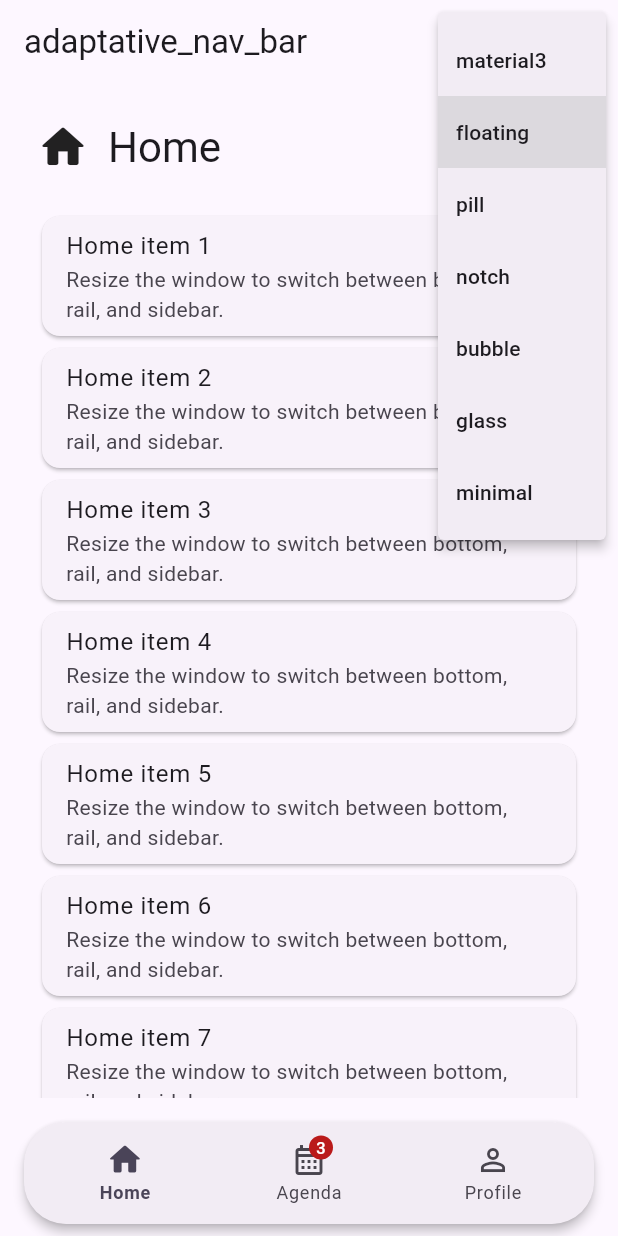
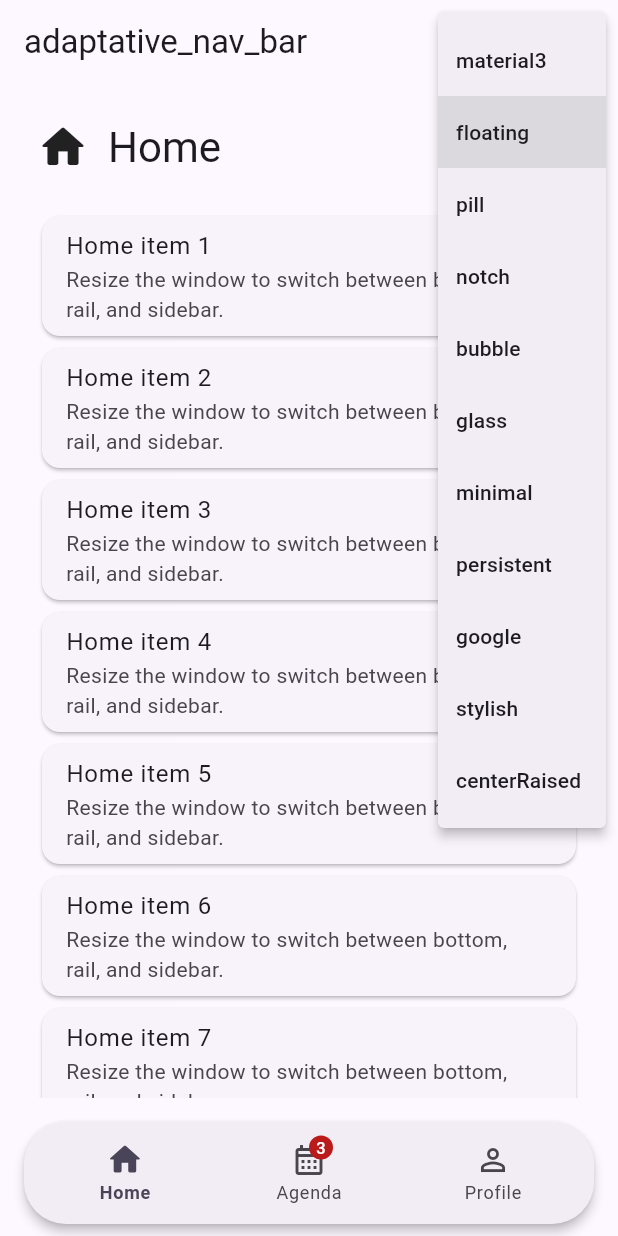
Before and after one commit to devs-flutter-plugin/adaptative_nav_bar, a Flutter app: the screen it shows after launch, after a tap on the "palette" icon, on a phone screen of 412 x 824 dp. Run offline on Flutter 3.47's test engine with Material 3 defaults, Android fonts, the phone set to English and light mode, and no system bars; our stand-ins replace go_router, material_ui.

Commit message:
feat: expand bottom navigation presentation API

```diff
--- a/lib/src/adaptive_nav_presentation.dart
+++ b/lib/src/adaptive_nav_presentation.dart
@@ -7,23 +7,77 @@ enum AdaptiveBottomNavStyle {
   /// Flutter Material 3 [NavigationBar].
   material3,
 
-  /// Floating rounded surface.
+  /// Floating rounded surface inspired by scroll-aware floating bars.
   floating,
 
-  /// Compact capsule/pill navigation.
+  /// Compact capsule navigation with a selected capsule.
   pill,
 
-  /// Animated selected item with a raised notch treatment.
+  /// Animated moving notch with a raised selected destination.
   notch,
 
-  /// Selected destination expands into a bubble-like indicator.
+  /// Bubble navigation with an expanding selected destination.
   bubble,
 
   /// Translucent blurred floating surface.
   glass,
 
-  /// Minimal icon/label navigation without a persistent background surface.
+  /// Minimal icon/label navigation without persistent chrome.
   minimal,
+
+  /// Expanding selected capsule inspired by persistent_bottom_nav_bar style 1.
+  persistent,
+
+  /// Google-style navigation where only the selected tab expands to show text.
+  google,
+
+  /// Animated icon + selection marker inspired by stylish_bottom_bar.
+  stylish,
+
+  /// Classic mobile bar with a permanently raised middle destination.
+  centerRaised,
+}
+
+/// Configuration for a destination rendered above the bottom bar surface.
+///
+/// This is useful for mobile layouts where a primary destination, normally the
+/// middle one, should behave like an integrated floating action button while
+/// still remaining a normal navigation destination.
+@immutable
+class AdaptiveRaisedNavItem {
+  /// Creates a raised navigation destination configuration.
+  const AdaptiveRaisedNavItem({
+    this.index,
+    this.size = 58,
+    this.offset = 18,
+    this.elevation = 6,
+    this.backgroundColor,
+    this.foregroundColor,
+    this.showLabel = true,
+  }) : assert(size >= 48),
+       assert(offset >= 0),
+       assert(elevation >= 0);
+
+  /// Destination index to raise. When omitted, the middle destination is used.
+  final int? index;
+
+  /// Diameter of the raised circular destination.
+  final double size;
+
+  /// Distance the destination protrudes above the bar.
+  final double offset;
+
+  /// Material elevation of the raised destination.
+  final double elevation;
+
+  /// Optional raised destination background color.
+  final Color? backgroundColor;
+
+  /// Optional raised destination foreground color.
+  final Color? foregroundColor;
+
+  /// Whether the destination label remains visible below the raised button.
+  final bool showLabel;
 }
 
 /// Built-in rail visual variants.
@@ -31,10 +85,10 @@ enum AdaptiveRailStyle {
   /// Flutter Material 3 [NavigationRail].
   material3,
 
-  /// Material rail with a stronger selection indicator.
+  /// Dense rail with a compact selection indicator.
   indicator,
 
-  /// Compact custom rail with labels shown for the selected item only.
+  /// Compact custom rail without a persistent selection background.
   compact,
 }
 
@@ -43,7 +97,7 @@ enum AdaptiveSidebarStyle {
   /// Material-like sidebar surface.
   material3,
 
-  /// Collapsible sidebar inspired by modern desktop navigation.
+  /// Collapsible desktop sidebar inspired by SidebarX interaction patterns.
   collapsible,
 
   /// Low-chrome sidebar with compact destination rows.
@@ -73,6 +127,7 @@ class AdaptiveNavPresentation {
     this.bottomStyle = AdaptiveBottomNavStyle.material3,
     this.maxWidth,
     this.reserveBodySpace = true,
+    this.raisedItem,
   }) : type = AdaptiveNavPresentationType.bottom,
        railStyle = AdaptiveRailStyle.material3,
        sidebarStyle = AdaptiveSidebarStyle.material3,
@@ -93,6 +148,7 @@ class AdaptiveNavPresentation {
        collapsedWidth = 80,
        maxWidth = null,
        reserveBodySpace = true,
+       raisedItem = null,
        builder = null,
        axis = Axis.vertical;
 
@@ -107,6 +163,7 @@ class AdaptiveNavPresentation {
        railStyle = AdaptiveRailStyle.material3,
        maxWidth = null,
        reserveBodySpace = true,
+       raisedItem = null,
        builder = null,
        axis = Axis.vertical;
 
@@ -122,13 +179,21 @@ class AdaptiveNavPresentation {
        extended = false,
        width = 280,
        collapsedWidth = 80,
-       maxWidth = null;
+       maxWidth = null,
+       raisedItem = null;
 
   /// Presentation family.
   final AdaptiveNavPresentationType type;
 
   /// Bottom visual style when [type] is [AdaptiveNavPresentationType.bottom].
   final AdaptiveBottomNavStyle bottomStyle;
+
+  /// Optional raised destination layered over a bottom presentation.
+  ///
+  /// This can be combined with any non-Material custom style. The
+  /// [AdaptiveBottomNavStyle.centerRaised] style supplies this behavior with a
+  /// default middle destination even when [raisedItem] is omitted.
+  final AdaptiveRaisedNavItem? raisedItem;
 
   /// Rail visual style when [type] is [AdaptiveNavPresentationType.rail].
   final AdaptiveRailStyle railStyle;
```
